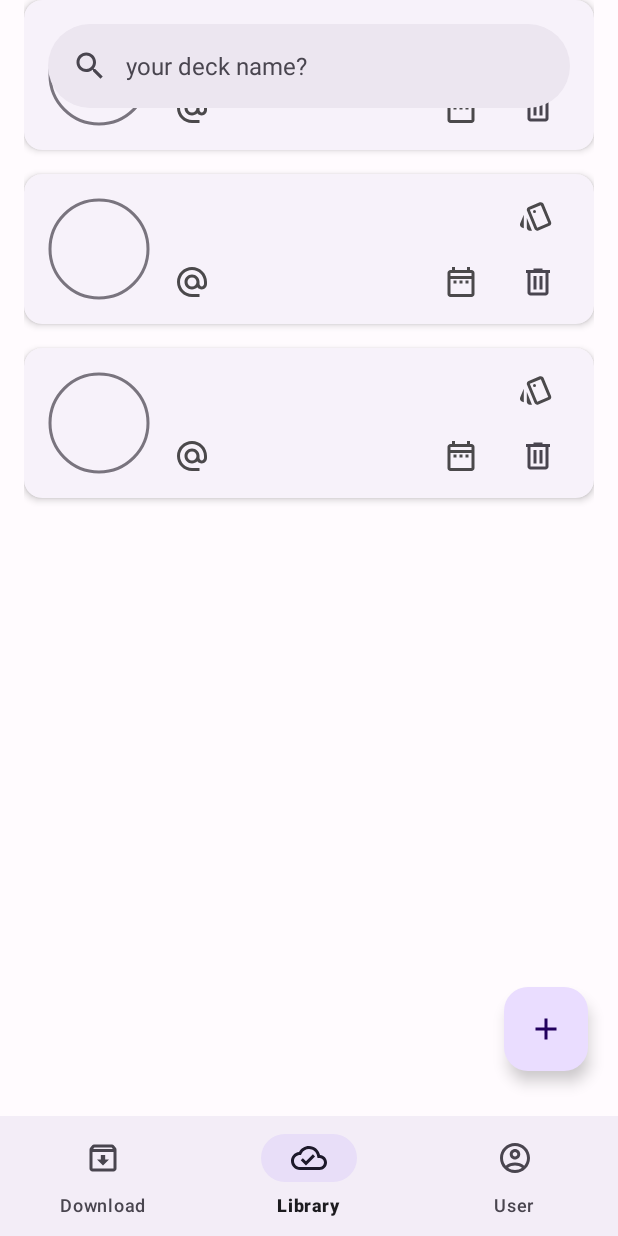
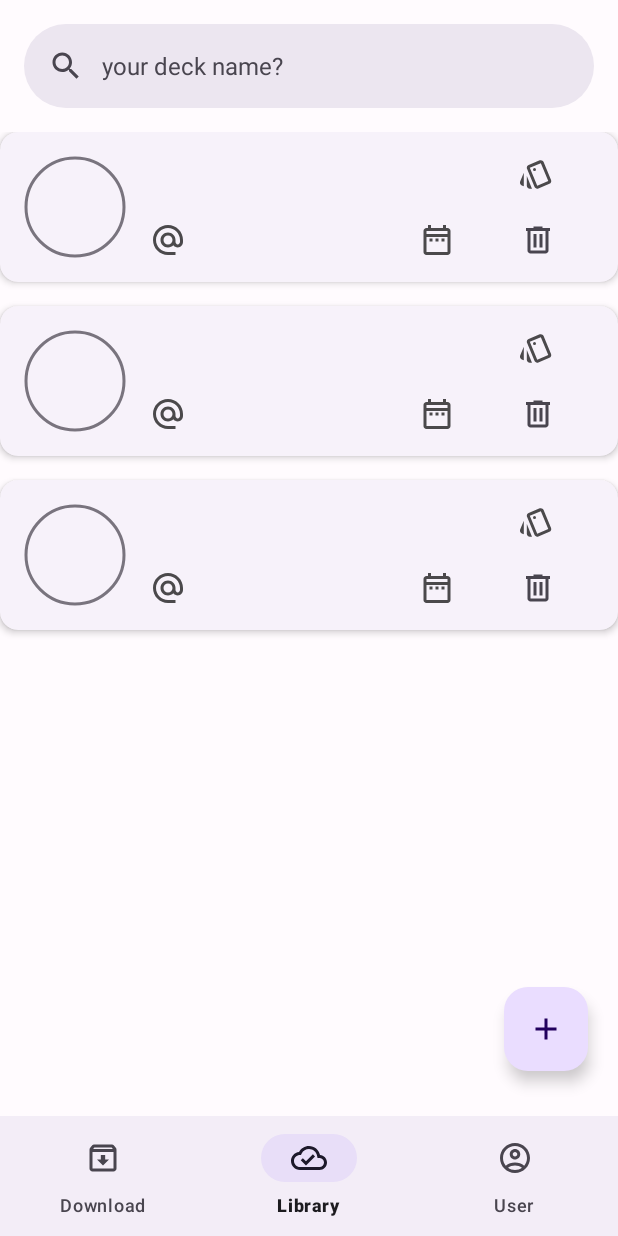
Before and after one commit to harouzie/android-final, an Android app: the screen it shows after launch (MainActivity), on a phone screen of 412 x 824 dp. Run offline under Robolectric (Android 15) with nearby library versions, the phone set to English and light mode, and no system bars.

```diff
--- a/app/src/main/java/tdtu/fit/hrz/flashcards/controllers/DeckRCVAdapter.java
+++ b/app/src/main/java/tdtu/fit/hrz/flashcards/controllers/DeckRCVAdapter.java
@@ -2,7 +2,9 @@ package tdtu.fit.hrz.flashcards.controllers;
 
 import android.content.Context;
 import android.content.Intent;
+import android.view.ContextMenu;
 import android.view.LayoutInflater;
+import android.view.MenuInflater;
 import android.view.View;
 import android.view.ViewGroup;
 
@@ -11,6 +13,7 @@ import androidx.recyclerview.widget.RecyclerView;
 
 import java.util.ArrayList;
 
+import tdtu.fit.hrz.flashcards.R;
 import tdtu.fit.hrz.flashcards.activities.CardReviewActivity;
 import tdtu.fit.hrz.flashcards.activities.DeckEditActivity;
 import tdtu.fit.hrz.flashcards.objects.Deck;
@@ -49,6 +52,11 @@ public class DeckRCVAdapter extends
     onBindViewHolder(@NonNull DeckRCVAdapter.FlashcardCollectionViewHolder holder, int position) {
         Deck fc = flashcardCollections.get(position);
         holder.update(fc);
+        holder.itemView.setOnCreateContextMenuListener((ContextMenu contextMenu, View view,
+                                                        ContextMenu.ContextMenuInfo contextMenuInfo) -> {
+            MenuInflater menuInflater = new MenuInflater(context);
+            menuInflater.inflate(R.menu.deck_context_menu, contextMenu);
+        });
     }
 
     @Override
--- a/app/src/main/java/tdtu/fit/hrz/flashcards/fragments/DeckLibraryFragment.java
+++ b/app/src/main/java/tdtu/fit/hrz/flashcards/fragments/DeckLibraryFragment.java
@@ -2,13 +2,18 @@ package tdtu.fit.hrz.flashcards.fragments;
 
 import android.os.Bundle;
 
+import androidx.annotation.NonNull;
+import androidx.annotation.Nullable;
 import androidx.fragment.app.Fragment;
 import androidx.recyclerview.widget.LinearLayoutManager;
 import androidx.recyclerview.widget.RecyclerView;
 
+import android.view.ContextMenu;
 import android.view.LayoutInflater;
+import android.view.MenuItem;
 import android.view.View;
 import android.view.ViewGroup;
+import android.widget.Toast;
 
 import java.util.ArrayList;
 
@@ -19,22 +24,34 @@ import tdtu.fit.hrz.flashcards.objects.Deck;
 
 public class DeckLibraryFragment extends Fragment {
 
-    RecyclerView flashcardCollectionRCV;
+    RecyclerView deckRCV;
     @Override
     public View onCreateView(LayoutInflater inflater, ViewGroup container,
                              Bundle savedInstanceState) {
         // Inflate the layout for this fragment
        View view = inflater.inflate(R.layout.fragment_deck_library, container, false);
 
-        flashcardCollectionRCV = view.findViewById(R.id.deckRCV);
+        deckRCV = view.findViewById(R.id.deckRCV);
         DeckRCVAdapter mRCVAdapter = new DeckRCVAdapter(
             getActivity(), R.layout.rcv_deck, loadFlashcardCollection());
-        flashcardCollectionRCV.setAdapter(mRCVAdapter);
-        flashcardCollectionRCV.setLayoutManager(new LinearLayoutManager(getActivity()));
+        deckRCV.setAdapter(mRCVAdapter);
+        deckRCV.setLayoutManager(new LinearLayoutManager(getActivity()));
 
-        getActivity().setTitle("Collections");
+        registerForContextMenu(deckRCV);
+        return view;
+    }
 
-       return view;
+    @Override
+    public boolean onContextItemSelected(@NonNull MenuItem item) {
+        int id = item.getItemId();
+        if(id == R.id.action_review_deck){
+            Toast.makeText(requireActivity(), "Review deck", Toast.LENGTH_SHORT).show();
+        } else if(id == R.id.action_edit_deck){
+            Toast.makeText(requireActivity(), "Edit deck", Toast.LENGTH_SHORT).show();
+        } else if(id == R.id.action_delete_deck){
+            Toast.makeText(requireActivity(), "Delete deck", Toast.LENGTH_SHORT).show();
+        }
+        return super.onContextItemSelected(item);
     }
 
     private ArrayList<Deck> loadFlashcardCollection(){
--- a/app/src/main/res/layout/activity_deck_edit.xml
+++ b/app/src/main/res/layout/activity_deck_edit.xml
@@ -117,7 +117,6 @@
                 android:layout_height="56dp"
                 android:layout_alignParentEnd="true"
                 android:layout_alignParentBottom="true"
-
                 android:layout_marginEnd="20dp"
                 android:layout_marginBottom="30dp"
                 android:src="@drawable/ic_add"
--- a/app/src/main/res/layout/fragment_deck_library.xml
+++ b/app/src/main/res/layout/fragment_deck_library.xml
@@ -9,8 +9,7 @@
     <androidx.coordinatorlayout.widget.CoordinatorLayout
         android:id="@+id/coordinator"
         android:layout_width="match_parent"
-        android:layout_height="wrap_content"
-        android:layout_marginHorizontal="16dp">
+        android:layout_height="wrap_content">
 
         <!-- NestedScrollingChild goes here (NestedScrollView, RecyclerView, etc.). -->
         <androidx.core.widget.NestedScrollView
@@ -19,11 +18,6 @@
             app:layout_behavior="@string/searchbar_scrolling_view_behavior">
 
             <!-- Screen content goes here. -->
-            <androidx.recyclerview.widget.RecyclerView
-                android:id="@+id/deckRCV"
-                android:layout_width="match_parent"
-                android:layout_height="wrap_content"/>
-
 
         </androidx.core.widget.NestedScrollView>
 
@@ -39,11 +33,18 @@
 
         <com.google.android.material.search.SearchView
             android:layout_width="match_parent"
-            android:layout_height="wrap_content"
+            android:layout_height="0dp"
             android:hint="searchbar_hint"
             app:layout_anchor="@id/search_bar">
         </com.google.android.material.search.SearchView>
     </androidx.coordinatorlayout.widget.CoordinatorLayout>
+
+    <androidx.recyclerview.widget.RecyclerView
+        android:id="@+id/deckRCV"
+        android:layout_below="@id/coordinator"
+        android:layout_alignParentBottom="true"
+        android:layout_width="match_parent"
+        android:layout_height="match_parent"/>
 
     <com.google.android.material.floatingactionbutton.FloatingActionButton
         android:layout_width="56dp"
--- /dev/null
+++ b/app/src/main/res/menu/deck_context_menu.xml
@@ -0,0 +1,16 @@
+<?xml version="1.0" encoding="utf-8"?>
+<menu xmlns:android="http://schemas.android.com/apk/res/android">
+
+    <item
+        android:id="@+id/action_edit_deck"
+        android:title="Edit" />
+
+    <item
+        android:id="@+id/action_review_deck"
+        android:title="Review" />
+
+    <item
+        android:id="@+id/action_delete_deck"
+        android:title="Delete" />
+
+</menu>
```
Also changed, not shown: app/src/main/java/tdtu/fit/hrz/flashcards/controllers/CardRCVAdapter.java (+4 -4 lines), app/src/main/res/layout/activity_card_edit.xml (+7 -3 lines), app/src/main/res/layout/activity_card_review.xml (+9 -10 lines).
